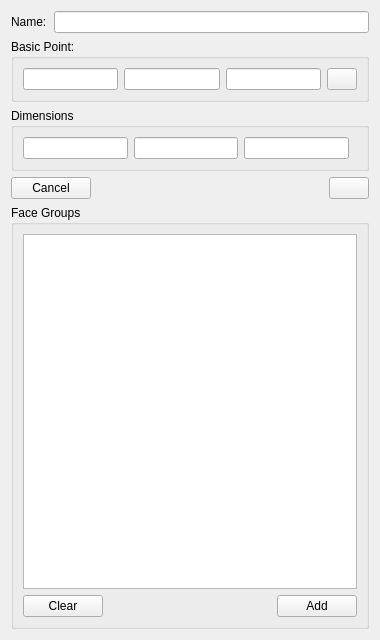
First picture: the form in GUIDialog/GUIGeometryDialog/CudeInfoWidget.ui, repository eeaapp6/AppFlow-Agent, before the edit.
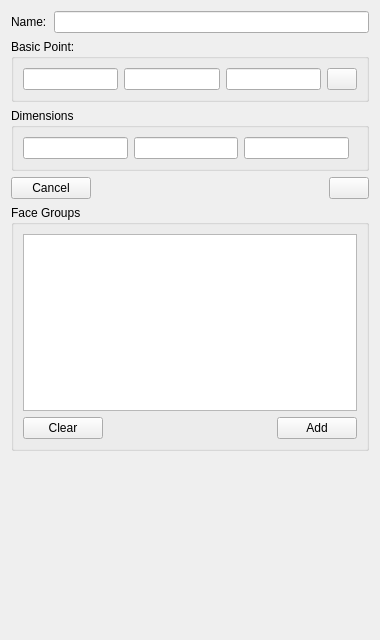
Second picture: the form after the edit.

```diff
--- a/GUIDialog/GUIGeometryDialog/CudeInfoWidget.ui
+++ b/GUIDialog/GUIGeometryDialog/CudeInfoWidget.ui
@@ -164,6 +164,19 @@
      </layout>
     </widget>
    </item>
+   <item row="5" column="2">
+    <spacer name="verticalSpacer">
+     <property name="orientation">
+      <enum>Qt::Vertical</enum>
+     </property>
+     <property name="sizeHint" stdset="0">
+      <size>
+       <width>20</width>
+       <height>192</height>
+      </size>
+     </property>
+    </spacer>
+   </item>
   </layout>
  </widget>
  <resources/>
```
